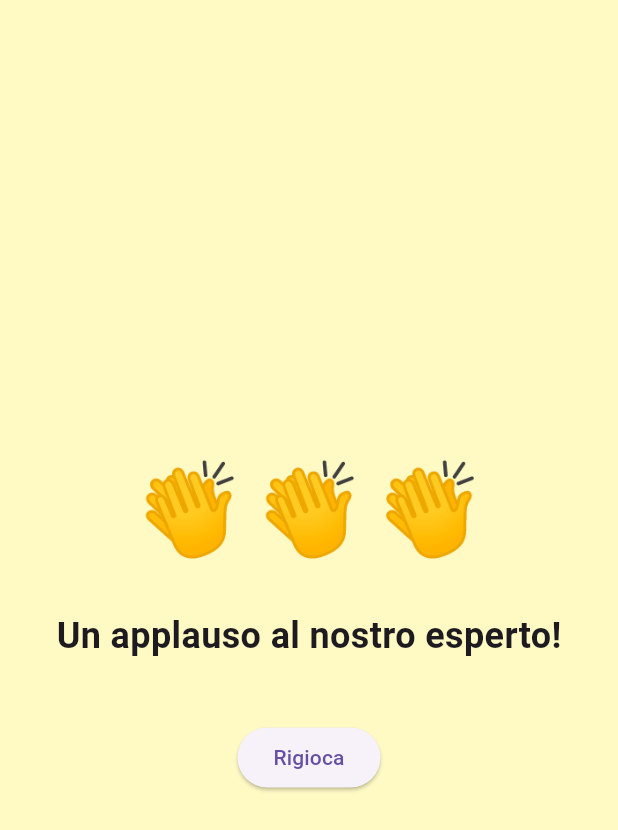
After one commit to Dr-Faxzty/speech_roulette, a Flutter app: the ApplauseScreen screen opened by its route, on a phone screen of 412 x 824 dp. The commit adds this screen. Shown: the top 830 px of the screen. Run offline on Flutter 3.47's test engine with Material 3 defaults, Android fonts, the phone set to English and light mode, and no system bars; our stand-ins replace flutter_dotenv, go_router; Roboto replaces fonts that are missing (ComicNeue).

Commit message:
feat(applause): add final screen with applause and replay button

```diff
--- /dev/null
+++ b/lib/presentation/screens/applause_screen.dart
@@ -0,0 +1,34 @@
+import 'package:flutter/material.dart';
+import 'package:go_router/go_router.dart';
+
+class ApplauseScreen extends StatelessWidget {
+  const ApplauseScreen({super.key});
+
+  @override
+  Widget build(BuildContext context) {
+    return Scaffold(
+      backgroundColor: Colors.yellow[100],
+      body: Center(
+        child: Column(
+          mainAxisAlignment: MainAxisAlignment.center,
+          children: [
+            const Text(
+              '👏👏👏',
+              style: TextStyle(fontSize: 64),
+            ),
+            const SizedBox(height: 20),
+            const Text(
+              'Un applauso al nostro esperto!',
+              style: TextStyle(fontSize: 24, fontWeight: FontWeight.bold),
+            ),
+            const SizedBox(height: 40),
+            ElevatedButton(
+              onPressed: () => context.goNamed('home'),
+              child: const Text('Rigioca'),
+            )
+          ],
+        ),
+      ),
+    );
+  }
+}
--- a/lib/routes/app_router.dart
+++ b/lib/routes/app_router.dart
@@ -4,6 +4,7 @@ import '../data/models/speech_session.dart';
 import '../presentation/screens/home_screen.dart';
 import '../presentation/screens/loading_screen.dart';
 import '../presentation/screens/presentation_screen.dart';
+import '../presentation/screens/applause_screen.dart';
 
 class AppRouter {
   static final GoRouter router = GoRouter(
@@ -33,7 +34,11 @@ class AppRouter {
           return PresentationScreen(session: session);
         },
       ),
-
+      GoRoute(
+        path: '/applause',
+        name: 'applause',
+        builder: (context, state) => const ApplauseScreen(),
+      ),
     ],
   );
 }
```
